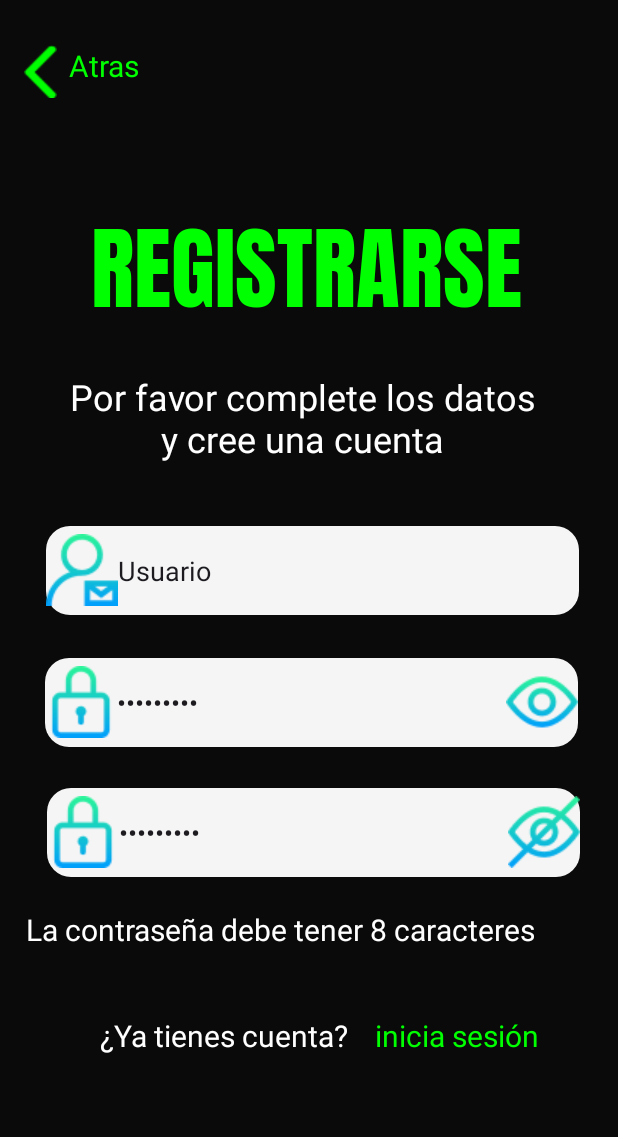
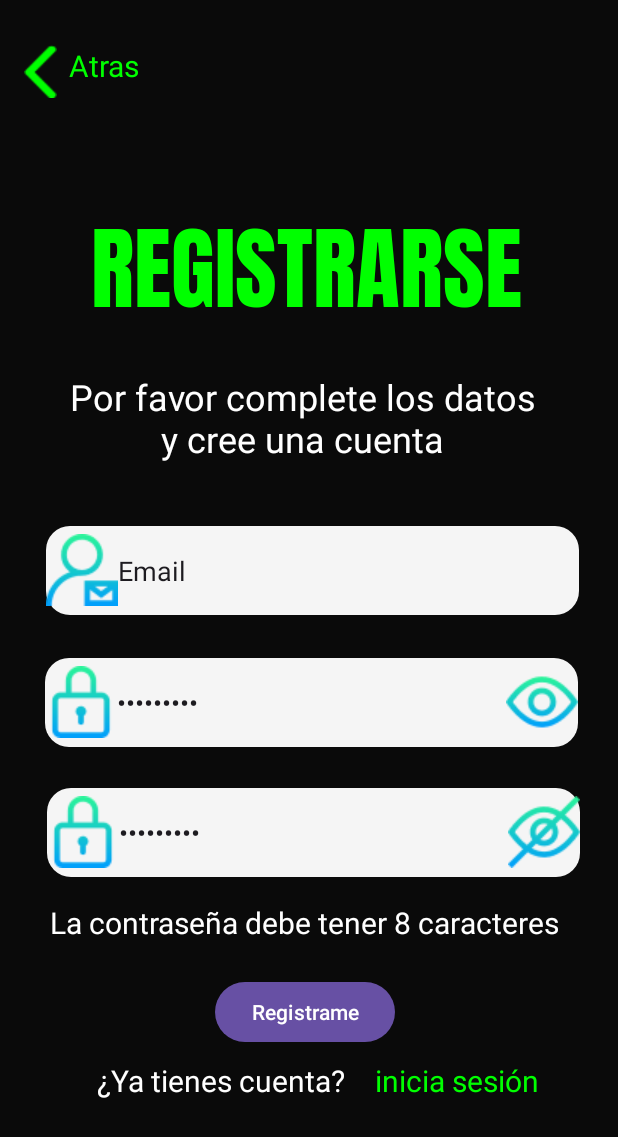
Before and after one commit to williams1031/proyecto, an Android app: the registrateactivity screen opened directly, with no data from a screen before it, on a phone screen of 412 x 824 dp. Shown: the top 1137 px of the screen. Run offline under Robolectric (Android 15) with nearby library versions, the phone set to English and light mode, and no system bars; our stand-ins replace Firebase (no records; nobody signed in at launch, a user with empty details on screens opened directly); Roboto replaces fonts that are not available here.

Commit message:
Conexion con firebase y register funcionando

```diff
--- a/app/build.gradle.kts
+++ b/app/build.gradle.kts
@@ -1,6 +1,7 @@
 plugins {
     alias(libs.plugins.android.application)
     alias(libs.plugins.kotlin.android)
+    id("com.google.gms.google-services")
 }
 
 android {
@@ -36,7 +37,9 @@ android {
 }
 
 dependencies {
-
+    implementation(platform("com.google.firebase:firebase-bom:33.14.0"))
+    implementation("com.google.firebase:firebase-analytics")
+    implementation("com.google.firebase:firebase-auth:22.3.0")
     implementation(libs.androidx.core.ktx)
     implementation(libs.androidx.appcompat)
     implementation(libs.material)
--- a/app/src/main/java/com/example/proyecto/registrateactivity.kt
+++ b/app/src/main/java/com/example/proyecto/registrateactivity.kt
@@ -1,16 +1,72 @@
 package com.example.proyecto
 
+import android.content.Intent
 import android.os.Bundle
+import android.widget.Button
+import android.widget.EditText
+import android.widget.TextView
+import android.widget.Toast
 import androidx.activity.enableEdgeToEdge
 import androidx.appcompat.app.AppCompatActivity
 import androidx.core.view.ViewCompat
 import androidx.core.view.WindowInsetsCompat
+import com.google.firebase.auth.FirebaseAuth
 
 class registrateactivity : AppCompatActivity() {
+
+    private lateinit var auth: FirebaseAuth
+
     override fun onCreate(savedInstanceState: Bundle?) {
         super.onCreate(savedInstanceState)
         enableEdgeToEdge()
         setContentView(R.layout.activity_registrate)
+
+        auth = FirebaseAuth.getInstance() // Inicializa FirebaseAuth
+
+        val inputEmail = findViewById<EditText>(R.id.InputEmail)
+        val inputPassword = findViewById<EditText>(R.id.InputPassword)
+        val inputConfirmPassword = findViewById<EditText>(R.id.InputConfirmPassword)
+        val buttonSubmit = findViewById<Button>(R.id.ButtonRegister)
+        val linkGoLogin = findViewById<TextView>(R.id.text_iniciar_sesion)
+
+        buttonSubmit.setOnClickListener {
+            val email = inputEmail.text.toString().trim()
+            val password = inputPassword.text.toString().trim()
+            val confirmPassword = inputConfirmPassword.text.toString().trim()
+
+            // Validaciones
+            if (email.isEmpty() || password.isEmpty() || confirmPassword.isEmpty()) {
+                Toast.makeText(this, "Completa todos los campos", Toast.LENGTH_SHORT).show()
+                return@setOnClickListener
+            }
+
+            if (password != confirmPassword) {
+                Toast.makeText(this, "Las contraseñas no coinciden", Toast.LENGTH_SHORT).show()
+                return@setOnClickListener
+            }
+
+            // Crear cuenta con Firebase
+            auth.createUserWithEmailAndPassword(email, password)
+                .addOnCompleteListener { task ->
+                    if (task.isSuccessful) {
+                        Toast.makeText(this, "Registro exitoso", Toast.LENGTH_SHORT).show()
+                        // Opcional: ir al login o a la pantalla principal
+                        val intent = Intent(this, alertaactivity::class.java)
+                        startActivity(intent)
+                        finish()
+                    } else {
+                        val error = task.exception?.message ?: "Error desconocido"
+                        Toast.makeText(this, "Error: $error", Toast.LENGTH_LONG).show()
+                    }
+                }
+        }
+
+        // Ir al login
+        linkGoLogin.setOnClickListener {
+            val intent = Intent(this, loginactivity::class.java)
+            startActivity(intent)
+        }
+
         ViewCompat.setOnApplyWindowInsetsListener(findViewById(R.id.main)) { v, insets ->
             val systemBars = insets.getInsets(WindowInsetsCompat.Type.systemBars())
             v.setPadding(systemBars.left, systemBars.top, systemBars.right, systemBars.bottom)
--- a/app/src/main/java/com/example/proyecto/splashactivity.kt
+++ b/app/src/main/java/com/example/proyecto/splashactivity.kt
@@ -12,7 +12,7 @@ class SplashActivity : AppCompatActivity() {
         setContentView(R.layout.activity_splash)
 
         Handler(Looper.getMainLooper()).postDelayed({
-            startActivity(Intent(this, MainActivity::class.java))
+            startActivity(Intent(this, homeactivity::class.java))
             finish()
         }, 2000) // Espera 2 segundos
     }
--- a/app/src/main/res/layout/activity_home.xml
+++ b/app/src/main/res/layout/activity_home.xml
@@ -21,7 +21,7 @@
         app:srcCompat="@drawable/logo" />
 
     <Button
-        android:id="@+id/button"
+        android:id="@+id/AccederButton"
         android:layout_width="259dp"
         android:layout_height="88dp"
         android:backgroundTint="@color/verde"
@@ -35,7 +35,7 @@
         app:layout_constraintVertical_bias="0.749" />
 
     <Button
-        android:id="@+id/button2"
+        android:id="@+id/RegisterButton"
         android:layout_width="291dp"
         android:layout_height="75dp"
         android:background="@drawable/button_border"
--- a/app/src/main/res/layout/activity_login.xml
+++ b/app/src/main/res/layout/activity_login.xml
@@ -3,8 +3,10 @@
     xmlns:app="http://schemas.android.com/apk/res-auto"
     xmlns:tools="http://schemas.android.com/tools"
     android:layout_width="match_parent"
+    android:id="@+id/main"
     android:layout_height="match_parent"
-    android:background="#000000">
+    android:background="#000000"
+    tools:context=".loginactivity">
 
     <!-- Botón Atrás -->
 
@@ -126,7 +128,7 @@
         android:drawableStart="@drawable/icono_correo"
         android:ems="10"
         android:inputType="textEmailAddress"
-        android:text="Usuario"
+        android:text="Correo"
         app:layout_constraintBottom_toBottomOf="parent"
         app:layout_constraintEnd_toEndOf="parent"
         app:layout_constraintHorizontal_bias="0.543"
--- a/app/src/main/res/layout/activity_registrate.xml
+++ b/app/src/main/res/layout/activity_registrate.xml
@@ -9,7 +9,7 @@
     tools:context=".registrateactivity">
 
     <TextView
-        android:id="@+id/registerPromptText4"
+        android:id="@+id/text_iniciar_sesion"
         android:layout_width="wrap_content"
         android:layout_height="wrap_content"
         android:text="@string/iniciaS"
@@ -20,7 +20,7 @@
         app:layout_constraintHorizontal_bias="0.826"
         app:layout_constraintStart_toStartOf="parent"
         app:layout_constraintTop_toTopOf="parent"
-        app:layout_constraintVertical_bias="0.849" />
+        app:layout_constraintVertical_bias="0.887" />
 
     <TextView
         android:id="@+id/registerPromptText3"
@@ -31,10 +31,10 @@
         android:textSize="20sp"
         app:layout_constraintBottom_toBottomOf="parent"
         app:layout_constraintEnd_toEndOf="parent"
-        app:layout_constraintHorizontal_bias="0.269"
+        app:layout_constraintHorizontal_bias="0.262"
         app:layout_constraintStart_toStartOf="parent"
         app:layout_constraintTop_toTopOf="parent"
-        app:layout_constraintVertical_bias="0.849" />
+        app:layout_constraintVertical_bias="0.887" />
 
     <TextView
         android:id="@+id/registerPromptText2"
@@ -45,13 +45,13 @@
         android:textSize="20sp"
         app:layout_constraintBottom_toBottomOf="parent"
         app:layout_constraintEnd_toEndOf="parent"
-        app:layout_constraintHorizontal_bias="0.235"
+        app:layout_constraintHorizontal_bias="0.455"
         app:layout_constraintStart_toStartOf="parent"
         app:layout_constraintTop_toTopOf="parent"
-        app:layout_constraintVertical_bias="0.761" />
+        app:layout_constraintVertical_bias="0.755" />
 
     <EditText
-        android:id="@+id/editTextTextPassword2"
+        android:id="@+id/InputConfirmPassword"
         android:layout_width="355dp"
         android:layout_height="59dp"
         android:background="@drawable/rounded_box_background"
@@ -68,7 +68,7 @@
         app:layout_constraintVertical_bias="0.687" />
 
     <EditText
-        android:id="@+id/editTextTextPassword3"
+        android:id="@+id/InputPassword"
         android:layout_width="355dp"
         android:layout_height="59dp"
         android:background="@drawable/rounded_box_background"
@@ -85,14 +85,14 @@
         app:layout_constraintVertical_bias="0.574" />
 
     <EditText
-        android:id="@+id/editTextTextEmailAddress"
+        android:id="@+id/InputEmail"
         android:layout_width="355dp"
         android:layout_height="59dp"
         android:background="@drawable/rounded_box_background"
         android:drawableStart="@drawable/icono_correo"
         android:ems="10"
         android:inputType="textEmailAddress"
-        android:text="Usuario"
+        android:text="Email"
         app:layout_constraintBottom_toBottomOf="parent"
         app:layout_constraintEnd_toEndOf="parent"
         app:layout_constraintHorizontal_bias="0.543"
@@ -157,4 +157,17 @@
         app:layout_constraintStart_toStartOf="parent"
         app:layout_constraintTop_toTopOf="parent"
         app:layout_constraintVertical_bias="0.166" />
+
+    <Button
+        android:id="@+id/ButtonRegister"
+        android:layout_width="wrap_content"
+        android:layout_height="wrap_content"
+        android:text="Registrame"
+        app:layout_constraintBottom_toBottomOf="parent"
+        app:layout_constraintEnd_toEndOf="parent"
+        app:layout_constraintHorizontal_bias="0.492"
+        app:layout_constraintStart_toStartOf="parent"
+        app:layout_constraintTop_toBottomOf="@+id/InputConfirmPassword"
+        app:layout_constraintVertical_bias="0.345" />
+
 </androidx.constraintlayout.widget.ConstraintLayout>
--- a/app/src/main/res/values/strings.xml
+++ b/app/src/main/res/values/strings.xml
@@ -1,5 +1,5 @@
 <resources>
-    <string name="app_name">proyecto</string>
+    <string name="app_name">Hacker Escape</string>
     <string name="decifrar">Decifra</string>
     <string name="protege"> protege</string>
     <string name="escapa">y escapa</string>
--- a/build.gradle.kts
+++ b/build.gradle.kts
@@ -2,4 +2,5 @@
 plugins {
     alias(libs.plugins.android.application) apply false
     alias(libs.plugins.kotlin.android) apply false
+    id("com.google.gms.google-services") version "4.4.2" apply false
 }
```
Also changed, not shown: app/src/main/java/com/example/proyecto/homeactivity.kt (+15 -0 lines), app/src/main/java/com/example/proyecto/loginactivity.kt (+8 -0 lines), 1 other file.
